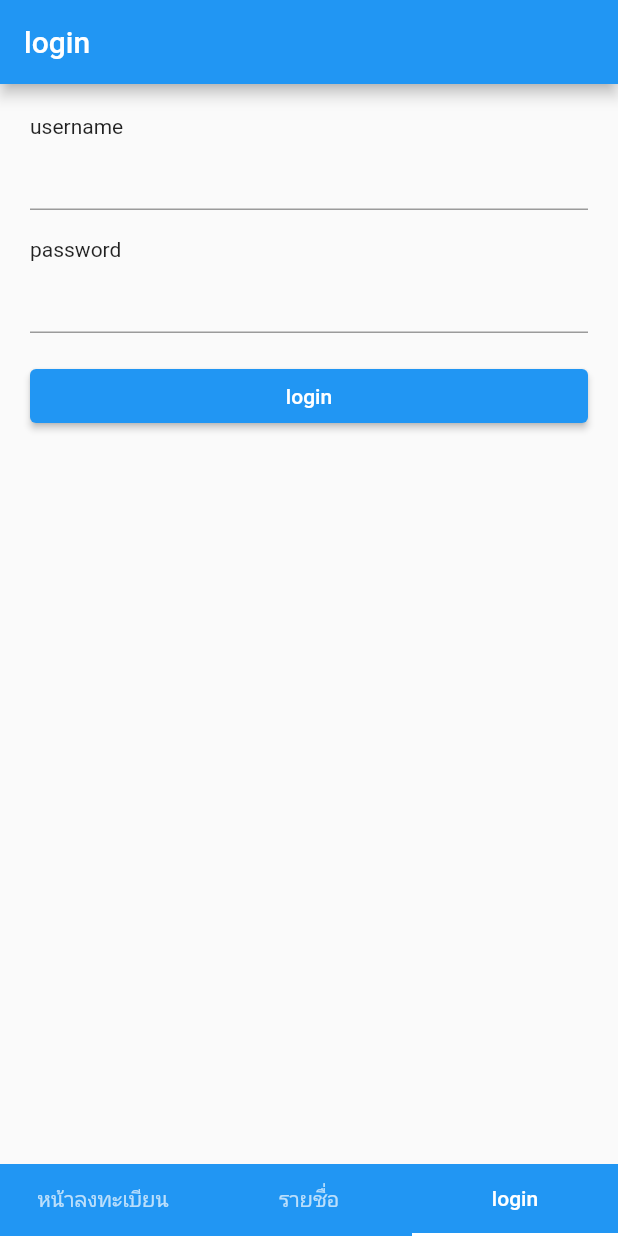
After one commit to ronakon45/reg_pad, a Flutter app: the screen it shows after launch, item 3 of the bottom bar chosen, after a tap on "login", on a phone screen of 412 x 824 dp. The commit adds this screen. Run offline on Flutter 3.47's test engine with Material 2 defaults, Android fonts, the phone set to English and light mode, and no system bars; our stand-ins replace form_field_validator, image_picker; network calls fail.

Commit message:
implement login

```diff
--- a/lib/main.dart
+++ b/lib/main.dart
@@ -1,4 +1,5 @@
 import 'package:flutter/material.dart';
+import 'package:registion_pad/pages/login_page.dart';
 import 'package:registion_pad/pages/registration_page.dart';
 
 void main() {
@@ -31,11 +32,12 @@ class _MyHomePageState extends State<MyHomePage> {
   @override
   Widget build(BuildContext context) {
     return DefaultTabController(
-        length: 2,
+        length: 3,
         child: Scaffold(
           body: TabBarView(children: [
             RegistrationPage(),
             Container(),
+            LoginPage(),
           ]),
           backgroundColor: Colors.blue,
           bottomNavigationBar: TabBar(tabs: [
@@ -44,6 +46,9 @@ class _MyHomePageState extends State<MyHomePage> {
             ),
             Tab(
               text: 'รายชื่อ',
+            ),
+            Tab(
+              text: 'login',
             )
           ]),
         ));
--- /dev/null
+++ b/lib/pages/login_page.dart
@@ -0,0 +1,100 @@
+import 'package:flutter/material.dart';
+import 'package:http/http.dart' as http;
+import 'package:registion_pad/models/AuthFromAPI.dart';
+
+class LoginPage extends StatefulWidget {
+  const LoginPage({Key? key}) : super(key: key);
+
+  @override
+  _LoginPageState createState() => _LoginPageState();
+}
+
+class _LoginPageState extends State<LoginPage> {
+  final _formKey = GlobalKey<FormState>();
+
+  String _username = "";
+  String _password = "";
+
+  @override
+  Widget build(BuildContext context) {
+    return Scaffold(
+      appBar: AppBar(
+        title: Text('login'),
+      ),
+      body: Container(
+        padding: EdgeInsets.all(20),
+        child: Form(
+          key: _formKey,
+          child: SingleChildScrollView(
+            child: Column(
+              crossAxisAlignment: CrossAxisAlignment.start,
+              children: [
+                Text('username'),
+                TextFormField(
+                  onSaved: (username) {
+                    _username = username!;
+                  },
+                ),
+                SizedBox(
+                  height: 18,
+                ),
+                Text('password'),
+                TextFormField(
+                  obscureText: true,
+                  onSaved: (password) {
+                    _password = password!;
+                  },
+                ),
+                SizedBox(
+                  height: 18,
+                ),
+                SizedBox(
+                  width: double.infinity,
+                  child: ElevatedButton(
+                    onPressed: () async {
+                      print('ลงทะเบียน');
+                      print('username : $_username');
+                      print('password : $_password');
+                      _formKey.currentState?.save();
+
+                      var headers = {
+                        'Content-Type': 'application/x-www-form-urlencoded',
+                        'Authorization': 'Basic Y2xpZW50OnNlY3JldA=='
+                      };
+                      var request = http.Request('POST',
+                          Uri.parse('http://192.168.1.116:8080/oauth/token'));
+                      // request.bodyFields = {
+                      //   'grant_type': 'password',
+                      //   'username': 'admin',
+                      //   'password': 'admin'
+                      // };
+                      request.bodyFields = {
+                        'grant_type': 'password',
+                        'username': _username,
+                        'password': _password
+                      };
+                      request.headers.addAll(headers);
+
+                      http.StreamedResponse response = await request.send();
+
+                      if (response.statusCode == 200) {
+                        // print(await response.stream.bytesToString());
+                        var jsonString = await response.stream.bytesToString();
+                        final authFromApi = authFromApiFromJson(jsonString);
+                        print(authFromApi.toJson());
+                        print(authFromApi.accessToken);
+                      } else {
+                        print(response.reasonPhrase);
+                      }
+                    },
+                    child: Text('login'),
+                  ),
+                )
+              ],
+            ),
+          ),
+        ),
+      ),
+    );
+  }
+}
```
Also changed, not shown: lib/models/AuthFromAPI.dart (added, +45 -0 lines).
